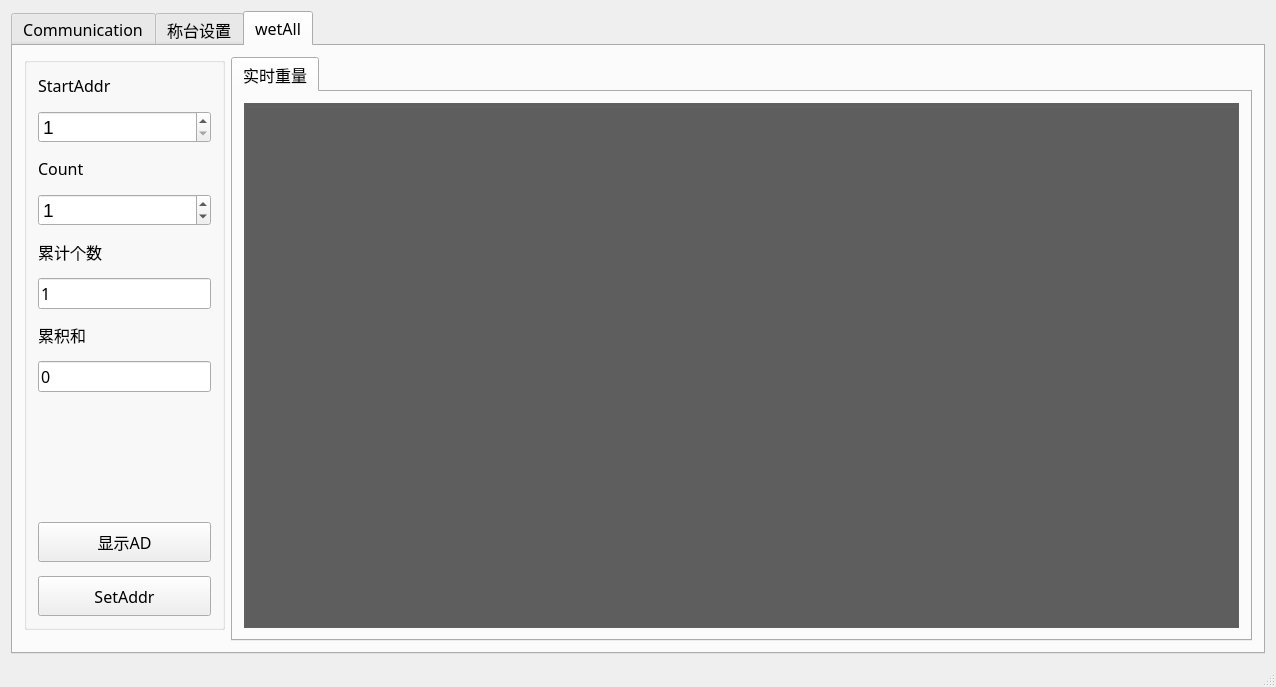
The window that mainwindow.ui (byteman/WFace) describes before a commit, drawn with Qt 5.
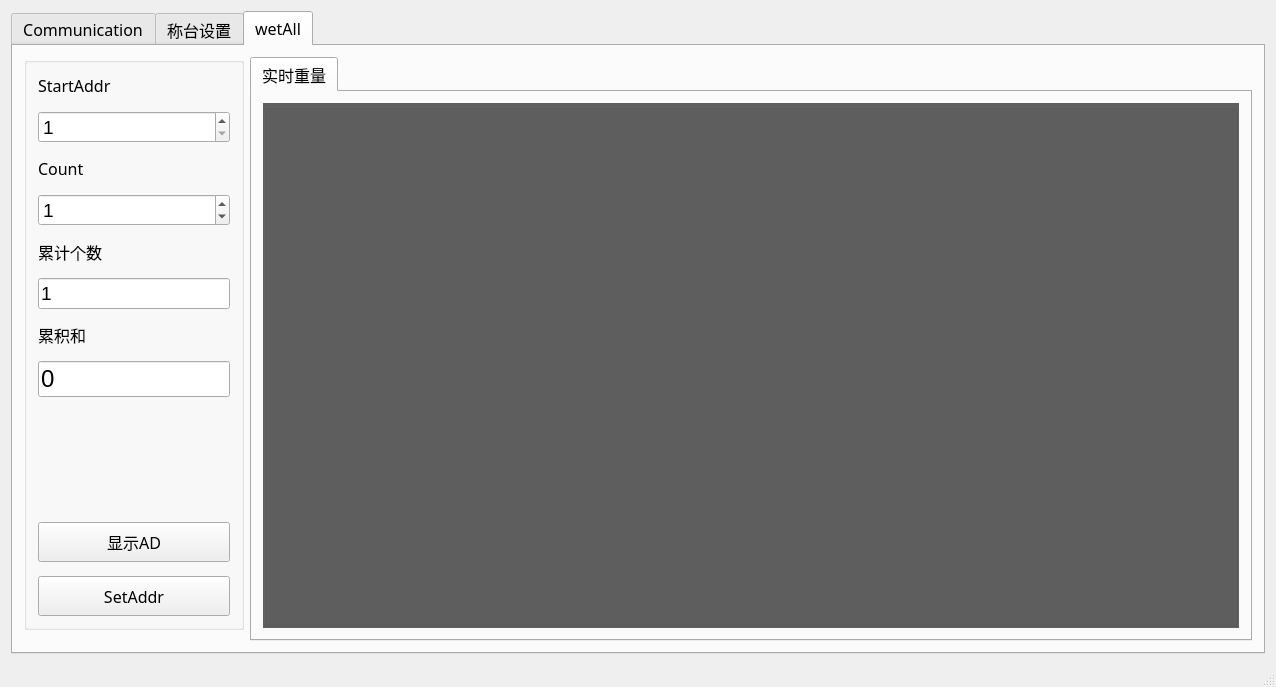
The same window after the commit.

Commit message: 修改字体

```diff
--- a/mainwindow.ui
+++ b/mainwindow.ui
@@ -11,7 +11,7 @@
    </rect>
   </property>
   <property name="sizePolicy">
-   <sizepolicy hsizetype="Fixed" vsizetype="Maximum">
+   <sizepolicy hsizetype="Preferred" vsizetype="Maximum">
     <horstretch>0</horstretch>
     <verstretch>0</verstretch>
    </sizepolicy>
@@ -19,7 +19,7 @@
   <property name="maximumSize">
    <size>
     <width>16777215</width>
-    <height>800</height>
+    <height>16777215</height>
    </size>
   </property>
   <property name="windowTitle">
@@ -648,6 +648,14 @@
               </item>
               <item>
                <widget class="QLineEdit" name="edtSumNum">
+                <property name="font">
+                 <font>
+                  <family>Arial</family>
+                  <pointsize>14</pointsize>
+                  <weight>50</weight>
+                  <bold>false</bold>
+                 </font>
+                </property>
                 <property name="text">
                  <string>1</string>
                 </property>
@@ -662,6 +670,14 @@
               </item>
               <item>
                <widget class="QLineEdit" name="edtSumKg">
+                <property name="font">
+                 <font>
+                  <family>Arial</family>
+                  <pointsize>18</pointsize>
+                  <weight>50</weight>
+                  <bold>false</bold>
+                 </font>
+                </property>
                 <property name="text">
                  <string>0</string>
                 </property>
```
